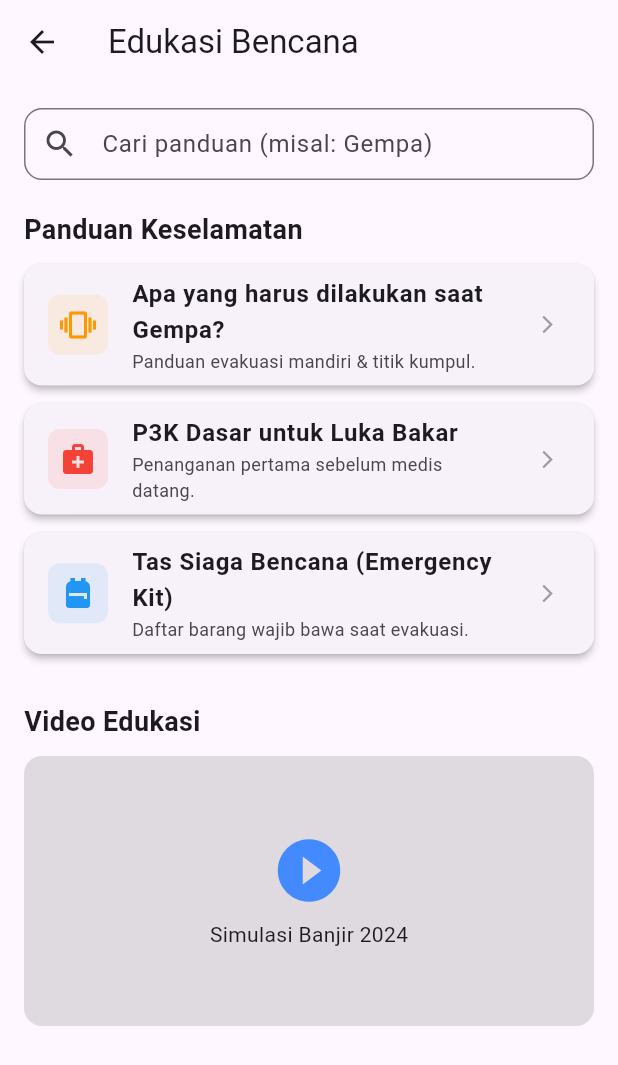
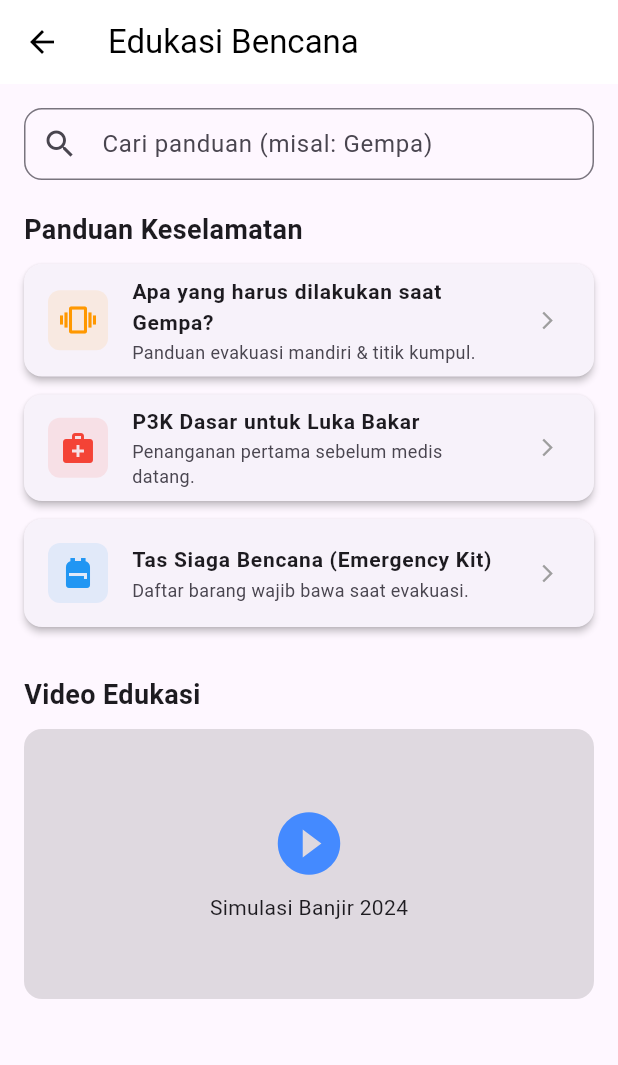
Before and after one commit to Aidil-Nov/relawan_kita, a Flutter app: the EducationPage screen opened directly, on a phone screen of 412 x 824 dp. Shown: the top 1065 px of the screen. Run offline on Flutter 3.47's test engine with Material 3 defaults, Android fonts, the phone set to English and light mode, and no system bars; our stand-ins replace share_plus.

Commit message:
Menambah Halaman Edukasi dan Detailnya, Mengedit Riwayat dengan Fitur Detail Riwayat serta Fitur Riwayat, Pubspec menambahkan fitur share dan youtube

```diff
--- a/lib/features/home/presentation/pages/education_page.dart
+++ b/lib/features/home/presentation/pages/education_page.dart
@@ -1,4 +1,7 @@
 import 'package:flutter/material.dart';
+// PENTING: Import halaman detail yang baru saja Anda buat
+import 'education_detail_page.dart';
+
 
 class EducationPage extends StatelessWidget {
   const EducationPage({super.key});
@@ -6,7 +9,12 @@ class EducationPage extends StatelessWidget {
   @override
   Widget build(BuildContext context) {
     return Scaffold(
-      appBar: AppBar(title: const Text("Edukasi Bencana")),
+      appBar: AppBar(
+        title: const Text("Edukasi Bencana"),
+        backgroundColor: Colors.white,
+        foregroundColor: Colors.black,
+        elevation: 0,
+      ),
       body: ListView(
         padding: const EdgeInsets.all(16),
         children: [
@@ -21,27 +29,54 @@ class EducationPage extends StatelessWidget {
           ),
           const SizedBox(height: 20),
 
-          // Kategori
+          // Judul Kategori
           const Text("Panduan Keselamatan", style: TextStyle(fontSize: 18, fontWeight: FontWeight.bold)),
           const SizedBox(height: 10),
 
+          // --- 1. MENU GEMPA BUMI ---
           _buildEduCard(
+            context,
             "Apa yang harus dilakukan saat Gempa?",
             "Panduan evakuasi mandiri & titik kumpul.",
             Icons.vibration,
             Colors.orange,
+            // ISI MATERI GEMPA:
+            "1. Jangan Panik Tetap tenang dan waspada.\n\n"
+            "2. DROP, COVER, HOLD ON. Menunduk, berlindung di bawah meja yang kuat, dan pegang kaki meja agar tidak bergeser.\n\n"
+            "3. Hindari jendela, cermin, dan lemari kaca yang bisa pecah dan melukai Anda.\n\n"
+            "4. Jika anda diluar ruangan cari tempat terbuka, jauhi gedung tinggi, pohon besar, papan reklame, dan tiang listrik.\n\n"
+            "5. Setelah gempa berhenti Segera keluar menuju titik kumpul evakuasi. Jangan gunakan lift, gunakan tangga darurat."
           ),
+
+          // --- 2. MENU P3K LUKA BAKAR ---
           _buildEduCard(
+            context,
             "P3K Dasar untuk Luka Bakar",
             "Penanganan pertama sebelum medis datang.",
             Icons.medical_services,
             Colors.red,
+            // ISI MATERI P3K:
+            "1. Segera aliri area luka dengan air mengalir (suhu ruangan) selama 10-20 menit. JANGAN gunakan air es atau air panas.\n\n"
+            "2. Segera lepaskan aksesoris anda cincin, jam tangan, atau gelang di sekitar luka sebelum area tersebut membengkak.\n\n"
+            "3. Jika ada luka, tutup luka Gunakan kassa steril atau kain bersih yang lembab untuk menutup luka. Jangan gunakan kapas karena seratnya bisa menempel.\n\n"
+            "4. JANGAN mengoleskan pasta gigi, mentega, kecap, atau minyak pada luka bakar baru karena dapat memicu infeksi.\n\n"
+            "5. Segera ke Dokter Jika luka bakar luas, mengenai wajah, atau melepuh parah, segera bawa ke IGD terdekat."
           ),
+
+          // --- 3. MENU TAS SIAGA BENCANA ---
           _buildEduCard(
+            context,
             "Tas Siaga Bencana (Emergency Kit)",
             "Daftar barang wajib bawa saat evakuasi.",
             Icons.backpack,
             Colors.blue,
+            // ISI MATERI TAS SIAGA:
+            "Siapkan satu tas ransel (Go-Bag) di tempat yang mudah dijangkau, berisi:\n\n"
+            "✅ DOKUMEN PENTING: Fotokopi KTP, KK, Ijazah, Sertifikat Tanah (masukkan dalam plastik kedap air).\n\n"
+            "✅ MAKANAN & MINUMAN: Makanan kaleng/biskuit dan air mineral cukup untuk 3 hari.\n\n"
+            "✅ PAKAIAN: Baju ganti, jaket, dan selimut hangat.\n\n"
+            "✅ OBAT-OBATAN: Kotak P3K standar dan obat rutin pribadi (misal obat asma/diabetes).\n\n"
+            "✅ ALAT BANTU: Senter, baterai cadangan, powerbank, peluit (untuk sinyal SOS), masker, dan hand sanitizer."
           ),
 
           const SizedBox(height: 20),
@@ -71,7 +106,8 @@ class EducationPage extends StatelessWidget {
     );
   }
 
-  Widget _buildEduCard(String title, String subtitle, IconData icon, Color color) {
+  // --- WIDGET HELPER UNTUK MEMBUAT KARTU MENU ---
+  Widget _buildEduCard(BuildContext context, String title, String subtitle, IconData icon, Color color, String detailContent) {
     return Card(
       elevation: 2,
       margin: const EdgeInsets.only(bottom: 12),
@@ -82,11 +118,23 @@ class EducationPage extends StatelessWidget {
           decoration: BoxDecoration(color: color.withOpacity(0.1), borderRadius: BorderRadius.circular(8)),
           child: Icon(icon, color: color),
         ),
-        title: Text(title, style: const TextStyle(fontWeight: FontWeight.bold)),
+        title: Text(title, style: const TextStyle(fontWeight: FontWeight.bold, fontSize: 14)),
         subtitle: Text(subtitle, style: const TextStyle(fontSize: 12)),
         trailing: const Icon(Icons.arrow_forward_ios, size: 14, color: Colors.grey),
+
+        // NAVIGASI: Saat diklik, kirim data ke EducationDetailPage
         onTap: () {
-          // Nanti navigasi ke detail artikel (DetailEducationPage)
+          Navigator.push(
+            context,
+            MaterialPageRoute(
+              builder: (context) => EducationDetailPage(
+                title: title,
+                icon: icon,
+                color: color,
+                content: detailContent, // Mengirim isi materi ke halaman detail
+              ),
+            ),
+          );
         },
       ),
     );
--- a/pubspec.yaml
+++ b/pubspec.yaml
@@ -34,6 +34,8 @@ dependencies:
   # The following adds the Cupertino Icons font to your application.
   # Use with the CupertinoIcons class for iOS style icons.
   cupertino_icons: ^1.0.8
+  share_plus: ^12.0.1
+  youtube_player_flutter: ^9.1.3
 
 
 dev_dependencies:
```
Also changed, not shown: lib/features/home/presentation/pages/education_detail_page.dart (added, +106 -0 lines), lib/features/home/presentation/pages/history_page.dart (+38 -10 lines), lib/features/home/presentation/pages/report_detail_pages.dart (added, +167 -0 lines), pubspec.lock, 5 other files.
